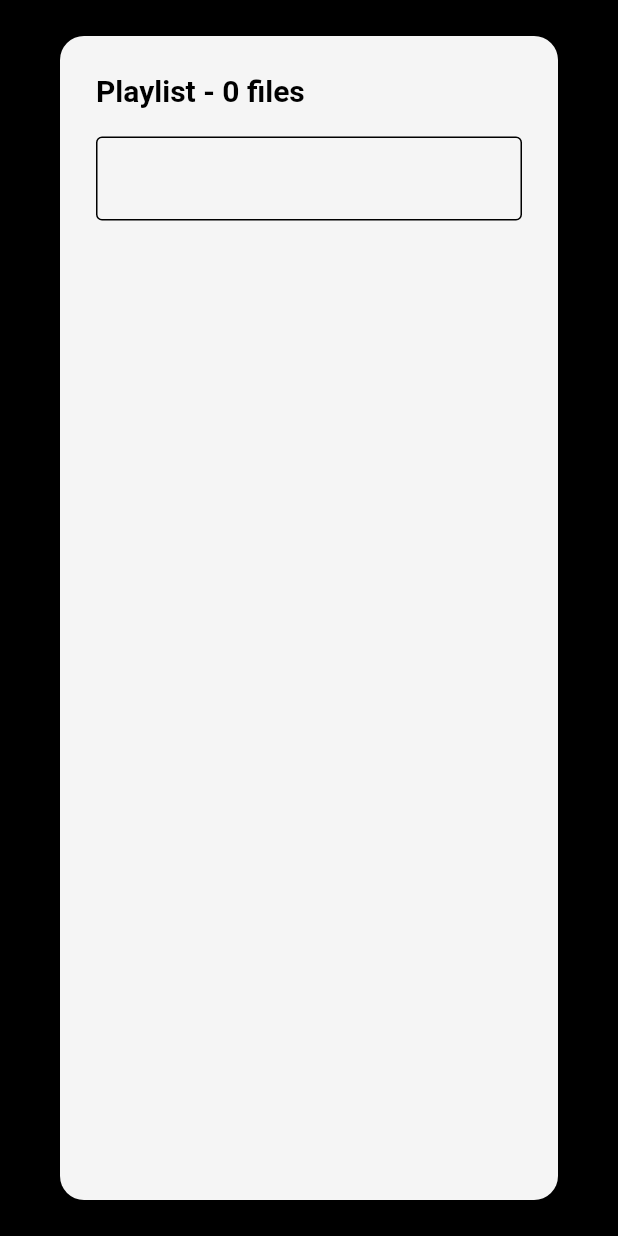
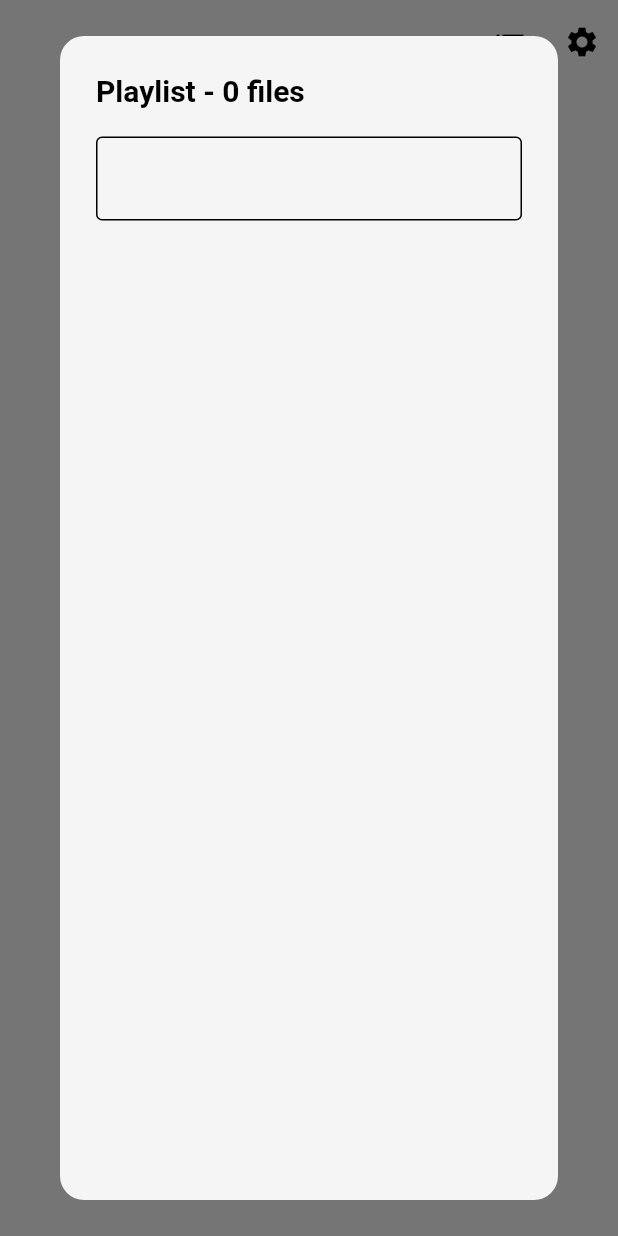
Before and after one commit to androsgithub/flutter-audio-player, a Flutter app: the screen it shows after launch, after a tap on the "list" icon, on a phone screen of 412 x 824 dp. Run offline on Flutter 3.47's test engine with Material 3 defaults, Android fonts, the phone set to English and light mode, and no system bars; our stand-ins replace audioplayers, file_picker, flutter_slidable, on_audio_query, shared_preferences.

Commit message:
fix: fix the surface color

```diff
--- a/lib/theme/light_theme.dart
+++ b/lib/theme/light_theme.dart
@@ -3,7 +3,7 @@ import 'package:flutter/material.dart';
 ThemeData lightTheme = ThemeData(
   brightness: Brightness.light,
   colorScheme: ColorScheme.light(
-      surface: Colors.black,
+      surface: Colors.white,
       primary: Colors.grey[100]!,
       secondary: Colors.grey[200]!,
       tertiary: Colors.grey[400]),
```
